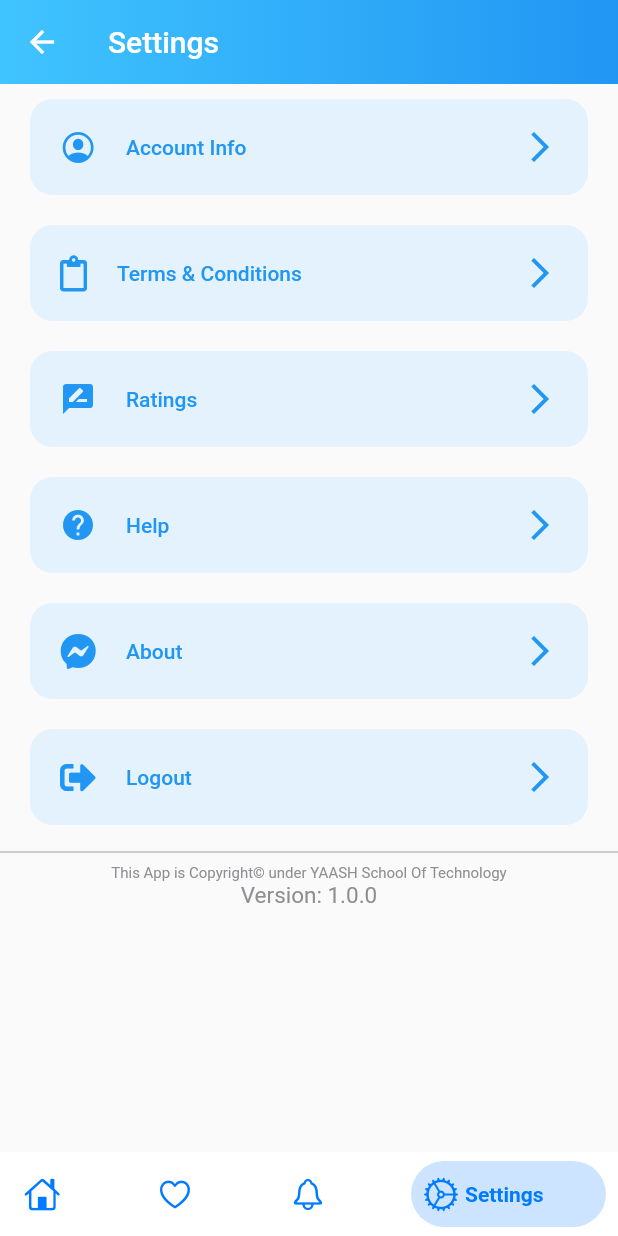
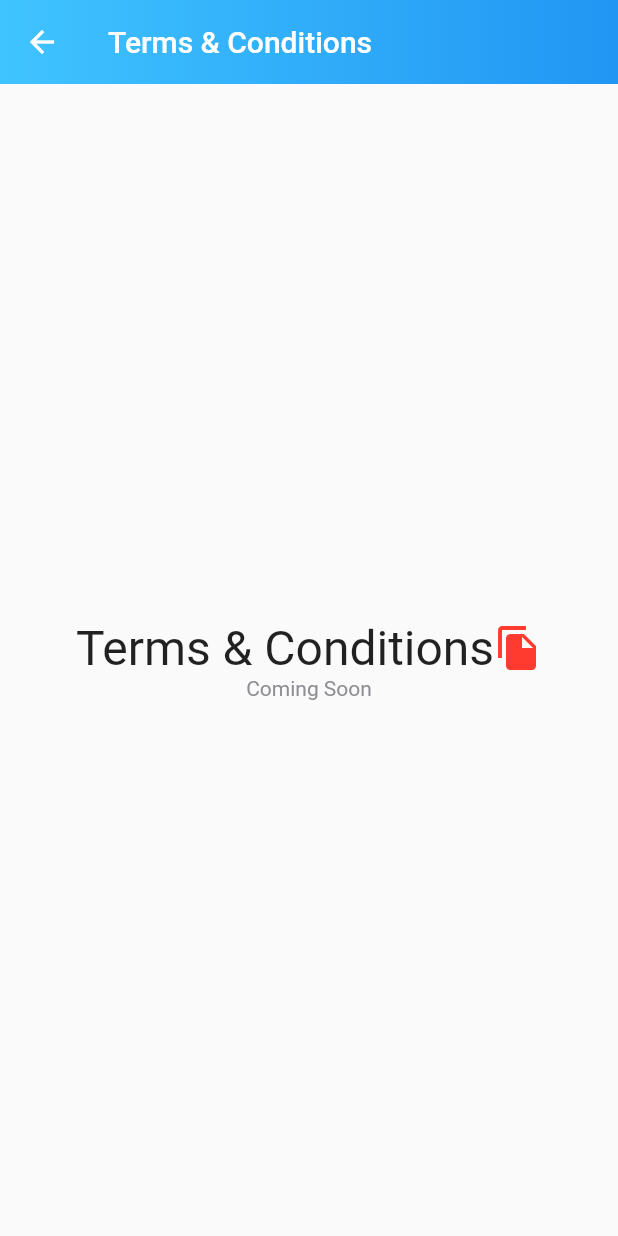
Before and after one commit to knk-naviin/Shalong-app, a Flutter app: the CustomerDashboardScreen screen opened directly, item 4 of the bottom bar chosen, after a tap on "Terms & Conditions", on a phone screen of 412 x 824 dp. Run offline on Flutter 3.47's test engine with Material 2 defaults, Android fonts, the phone set to English and light mode, and no system bars; drawn by our look-alikes of bottom_navy_bar; our stand-ins replace animated_splash_screen, cloud_firestore, email_validator, firebase_auth, firebase_core, flutter_rating_bar and 5 more; accounts and stored records are empty.

Commit message:
Created All Screen

```diff
--- a/shalong/lib/Dashboard/CustomerDashboard/CustomerDashboardScreen.dart
+++ b/shalong/lib/Dashboard/CustomerDashboard/CustomerDashboardScreen.dart
@@ -5,6 +5,7 @@ import 'package:flutter/material.dart';
 import 'package:shalong/Dashboard/CustomerDashboard/CustomerSettingScreen.dart';
 import 'CustomerHomeScreen.dart';
 import 'FavoritesScreen.dart';
+import 'NotificationScreen.dart';
 
 class CustomerDashboardScreen extends StatefulWidget {
 
@@ -138,8 +139,8 @@ class _CustomerDashboardScreenState extends State<CustomerDashboardScreen> {
           },
           children: <Widget>[
             CustomerHomeScreen(),
-            Text("favorites"),
-            Center(child: Text("Notifications",style: TextStyle(fontSize: 32),)),
+            FavoritesScreen(),
+            NotificationScreen(),
             CustomerSettingScreen()
           ],
         ),
--- a/shalong/lib/Dashboard/CustomerDashboard/CustomerSettingScreen.dart
+++ b/shalong/lib/Dashboard/CustomerDashboard/CustomerSettingScreen.dart
@@ -2,6 +2,9 @@ import 'dart:io';
 import 'package:flutter/cupertino.dart';
 import 'package:flutter/material.dart';
 import 'package:font_awesome_flutter/font_awesome_flutter.dart';
+import 'package:shalong/Dashboard/CustomerDashboard/HelpScreen.dart';
+import 'package:shalong/Dashboard/CustomerDashboard/RatingsScreenSettings.dart';
+import 'package:shalong/Dashboard/CustomerDashboard/TermsConditionsScreen.dart';
 import 'package:shalong/UserAuthentication/AuthManager.dart';
 
 import 'CustomerAccountInfoScreen.dart';
@@ -19,6 +22,7 @@ class _CustomerSettingScreenState extends State<CustomerSettingScreen> {
   Widget build(BuildContext context) {
 
     return Scaffold(
+      backgroundColor: Colors.white,
       appBar: AppBar(
         title: Text("Settings"),
           flexibleSpace: Container(
@@ -68,7 +72,12 @@ class _CustomerSettingScreenState extends State<CustomerSettingScreen> {
             RoundedRectangleBorder(borderRadius: BorderRadius.circular(15)),
             backgroundColor: Colors.blue.shade50,
           ),
-          onPressed: () {},
+          onPressed: () {
+            Navigator.push(
+              context,
+              MaterialPageRoute(builder: (context) => TermsConditionScreen()),
+            );
+          },
           child: Row(
             children: [
               FaIcon(FontAwesomeIcons.clipboard),
@@ -89,7 +98,12 @@ class _CustomerSettingScreenState extends State<CustomerSettingScreen> {
             RoundedRectangleBorder(borderRadius: BorderRadius.circular(15)),
             backgroundColor: Colors.blue.shade50,
           ),
-          onPressed: () {},
+          onPressed: () {
+            Navigator.push(
+              context,
+              MaterialPageRoute(builder: (context) => RatingsScreenSettings()),
+            );
+          },
           child: Row(
             children: [
               Icon(Icons.rate_review),
@@ -110,7 +124,12 @@ class _CustomerSettingScreenState extends State<CustomerSettingScreen> {
             RoundedRectangleBorder(borderRadius: BorderRadius.circular(15)),
             backgroundColor: Colors.blue.shade50,
           ),
-          onPressed: () {},
+          onPressed: () {
+            Navigator.push(
+              context,
+              MaterialPageRoute(builder: (context) => HelpScreen()),
+            );
+          },
           child: Row(
             children: [
               Icon(Icons.help),
@@ -121,27 +140,27 @@ class _CustomerSettingScreenState extends State<CustomerSettingScreen> {
           ),
         ),
       ),
-      Padding(
-        padding: EdgeInsets.symmetric(horizontal: 20, vertical: 10),
-        child: TextButton(
-          style: TextButton.styleFrom(
-            primary: Colors.blue,
-            padding: EdgeInsets.all(20),
-            shape:
-            RoundedRectangleBorder(borderRadius: BorderRadius.circular(15)),
-            backgroundColor: Colors.blue.shade50,
-          ),
-          onPressed: () {},
-          child: Row(
-            children: [
-              FaIcon(FontAwesomeIcons.facebookMessenger),
-              SizedBox(width: 20),
-              Expanded(child: Text("About")),
-              Icon(Icons.arrow_forward_ios),
-            ],
-          ),
-        ),
-      ),
+      // Padding(
+      //   padding: EdgeInsets.symmetric(horizontal: 20, vertical: 10),
+      //   child: TextButton(
+      //     style: TextButton.styleFrom(
+      //       primary: Colors.blue,
+      //       padding: EdgeInsets.all(20),
+      //       shape:
+      //       RoundedRectangleBorder(borderRadius: BorderRadius.circular(15)),
+      //       backgroundColor: Colors.blue.shade50,
+      //     ),
+      //     onPressed: () {},
+      //     child: Row(
+      //       children: [
+      //         FaIcon(FontAwesomeIcons.facebookMessenger),
+      //         SizedBox(width: 20),
+      //         Expanded(child: Text("About")),
+      //         Icon(Icons.arrow_forward_ios),
+      //       ],
+      //     ),
+      //   ),
+      // ),
       Padding(
         padding: EdgeInsets.symmetric(horizontal: 20, vertical: 10),
         child: TextButton(
--- a/shalong/lib/Dashboard/CustomerDashboard/FavoritesScreen.dart
+++ b/shalong/lib/Dashboard/CustomerDashboard/FavoritesScreen.dart
@@ -1 +1,31 @@
+import 'package:flutter/cupertino.dart';
 import 'package:flutter/material.dart';
+
+class FavoritesScreen extends StatefulWidget {
+  const FavoritesScreen({Key? key}) : super(key: key);
+
+  @override
+  _FavoritesScreenState createState() => _FavoritesScreenState();
+}
+
+class _FavoritesScreenState extends State<FavoritesScreen> {
+  @override
+  Widget build(BuildContext context) {
+    return Scaffold(
+      backgroundColor: Colors.white,
+      appBar: AppBar(
+
+        title: Text("Favorites"),
+        flexibleSpace: Container(
+          decoration: BoxDecoration(
+              gradient: LinearGradient(
+                  colors: [Colors.lightBlueAccent, Colors.blue])),
+        ),
+        backgroundColor: Colors.blue,
+        elevation: 0,
+
+      ),
+      body:  Center(child: Text("Favorites",style: TextStyle(fontSize: 32),)),
+    );
+  }
+}
--- /dev/null
+++ b/shalong/lib/Dashboard/CustomerDashboard/NotificationScreen.dart
@@ -0,0 +1,44 @@
+import 'package:flutter/cupertino.dart';
+import 'package:flutter/material.dart';
+
+class NotificationScreen extends StatefulWidget {
+  const NotificationScreen({Key? key}) : super(key: key);
+
+  @override
+  _NotificationScreenState createState() => _NotificationScreenState();
+}
+
+class _NotificationScreenState extends State<NotificationScreen> {
+  @override
+  Widget build(BuildContext context) {
+    return Scaffold(
+        backgroundColor: Colors.white,
+      appBar: AppBar(
+
+        title: Text("Notification"),
+        flexibleSpace: Container(
+          decoration: BoxDecoration(
+              gradient: LinearGradient(
+                  colors: [Colors.lightBlueAccent, Colors.blue])),
+        ),
+        backgroundColor: Colors.blue,
+        elevation: 0,
+
+      ),
+      body:  Column(
+        mainAxisAlignment: MainAxisAlignment.center,
+        children: [
+          Row(
+            mainAxisAlignment: MainAxisAlignment.center,
+            children: [
+              Center(child: Text("Notification",style: TextStyle(fontSize: 32),)),
+              Icon(Icons.notifications_active,size: 32,color: CupertinoColors.systemYellow,)
+            ],),
+          Text("Coming Soon",style: TextStyle(
+            color: CupertinoColors.systemGrey
+          ),)
+        ],
+      )
+    );
+  }
+}
--- /dev/null
+++ b/shalong/lib/Dashboard/CustomerDashboard/TermsConditionsScreen.dart
@@ -0,0 +1,43 @@
+import 'package:flutter/cupertino.dart';
+import 'package:flutter/material.dart';
+
+class TermsConditionScreen extends StatefulWidget {
+  const TermsConditionScreen({Key? key}) : super(key: key);
+
+  @override
+  _TermsConditionScreenState createState() => _TermsConditionScreenState();
+}
+
+class _TermsConditionScreenState extends State<TermsConditionScreen> {
+  @override
+  Widget build(BuildContext context) {
+    return Scaffold(
+        appBar: AppBar(
+
+          title: Text("Terms & Conditions"),
+          flexibleSpace: Container(
+            decoration: BoxDecoration(
+                gradient: LinearGradient(
+                    colors: [Colors.lightBlueAccent, Colors.blue])),
+          ),
+          backgroundColor: Colors.blue,
+          elevation: 0,
+
+        ),
+        body:  Column(
+          mainAxisAlignment: MainAxisAlignment.center,
+          children: [
+            Row(
+              mainAxisAlignment: MainAxisAlignment.center,
+              children: [
+                Center(child: Text("Terms & Conditions",style: TextStyle(fontSize: 32),)),
+                Icon(Icons.file_copy,size: 32,color: CupertinoColors.systemRed,)
+              ],),
+            Text("Coming Soon",style: TextStyle(
+                color: CupertinoColors.systemGrey
+            ),)
+          ],
+        )
+    );
+  }
+}
```
Also changed, not shown: shalong/lib/Dashboard/CustomerDashboard/CustomerAccountInfoScreen.dart (+9 -6 lines), shalong/lib/Dashboard/CustomerDashboard/HelpScreen.dart (added, +43 -0 lines), shalong/lib/Dashboard/CustomerDashboard/RatingScreen.dart (+5 -7 lines), shalong/lib/Dashboard/CustomerDashboard/RatingsScreenSettings.dart (added, +43 -0 lines).
